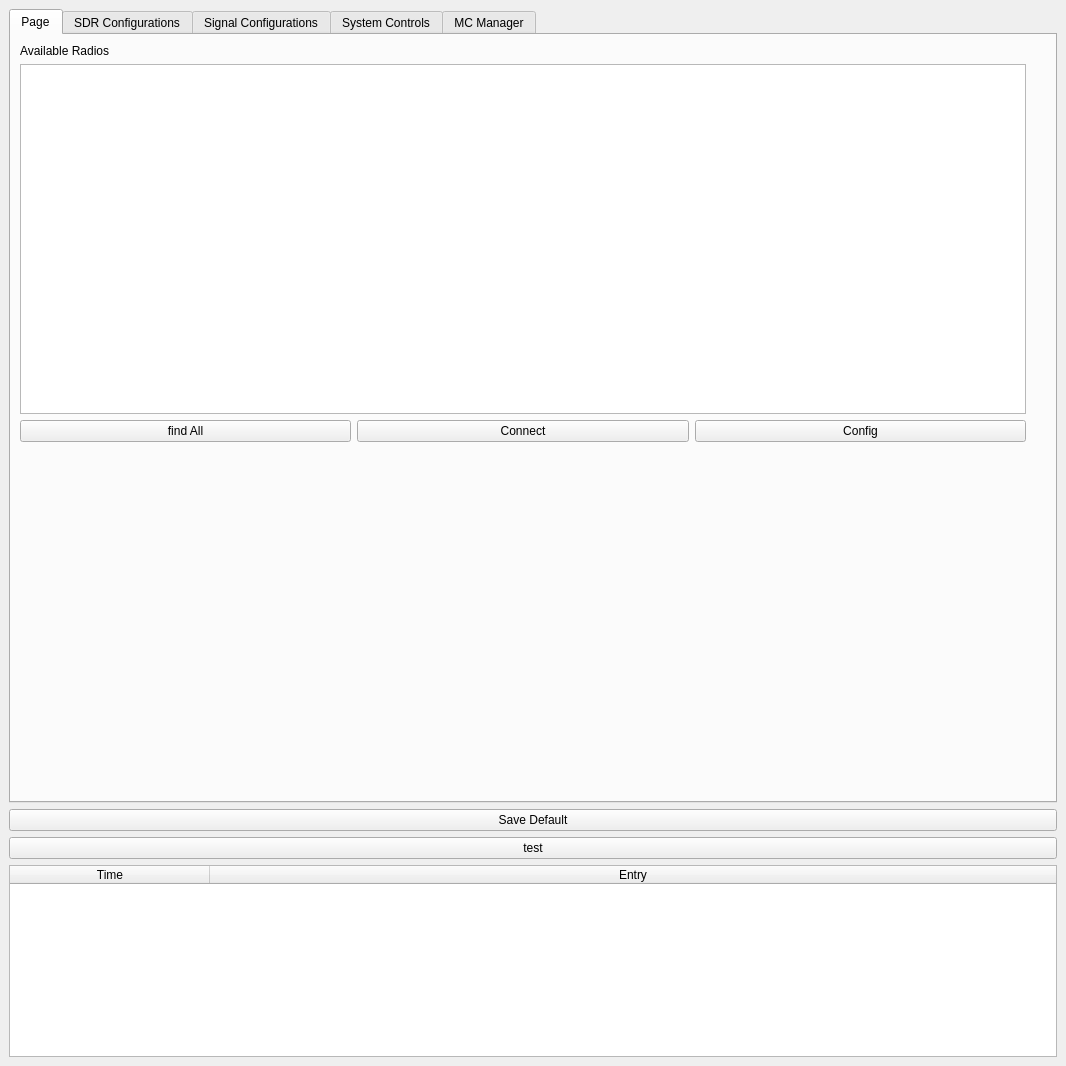
The window that caa_project/maingui.ui (jranstrom/usrp_caa_ui) describes before a commit, drawn with Qt 5.
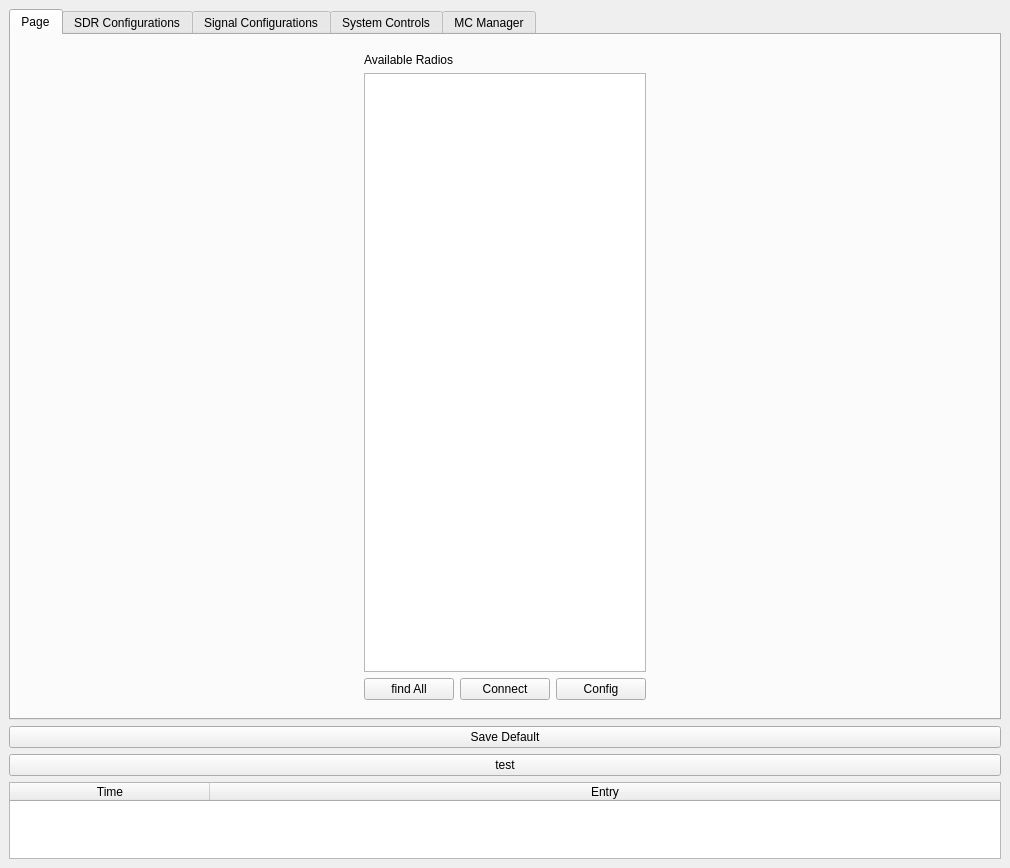
The same window after the commit. Custom widgets are drawn as their Qt base class.

Commit message: Added ability to have different functionallity for different radios

Patch:
```diff
--- a/caa_project/maingui.ui
+++ b/caa_project/maingui.ui
@@ -6,18 +6,24 @@
    <rect>
     <x>0</x>
     <y>0</y>
-    <width>1066</width>
-    <height>1066</height>
+    <width>1010</width>
+    <height>868</height>
    </rect>
   </property>
+  <property name="sizePolicy">
+   <sizepolicy hsizetype="Minimum" vsizetype="Minimum">
+    <horstretch>0</horstretch>
+    <verstretch>0</verstretch>
+   </sizepolicy>
+  </property>
   <property name="windowTitle">
    <string>mainGUI</string>
   </property>
   <widget class="QWidget" name="centralwidget">
    <property name="sizePolicy">
-    <sizepolicy hsizetype="MinimumExpanding" vsizetype="MinimumExpanding">
+    <sizepolicy hsizetype="MinimumExpanding" vsizetype="Expanding">
      <horstretch>1</horstretch>
-     <verstretch>1</verstretch>
+     <verstretch>0</verstretch>
     </sizepolicy>
    </property>
    <property name="maximumSize">
@@ -33,7 +39,7 @@
     <item>
      <widget class="QTabWidget" name="tabWidget">
       <property name="sizePolicy">
-       <sizepolicy hsizetype="Expanding" vsizetype="Expanding">
+       <sizepolicy hsizetype="Expanding" vsizetype="MinimumExpanding">
         <horstretch>1</horstretch>
         <verstretch>1</verstretch>
        </sizepolicy>
@@ -58,8 +64,33 @@
         <string>Page</string>
        </attribute>
        <layout class="QHBoxLayout" name="horizontalLayout_35">
+        <property name="sizeConstraint">
+         <enum>QLayout::SetMinimumSize</enum>
+        </property>
         <item>
-         <layout class="QVBoxLayout" name="verticalLayout_21">
+         <widget class="QWidget" name="widget_2" native="true">
+          <property name="sizePolicy">
+           <sizepolicy hsizetype="MinimumExpanding" vsizetype="MinimumExpanding">
+            <horstretch>0</horstretch>
+            <verstretch>0</verstretch>
+           </sizepolicy>
+          </property>
+          <property name="minimumSize">
+           <size>
+            <width>300</width>
+            <height>0</height>
+           </size>
+          </property>
+          <property name="maximumSize">
+           <size>
+            <width>300</width>
+            <height>16777215</height>
+           </size>
+          </property>
+          <layout class="QVBoxLayout" name="verticalLayout_23">
+           <property name="sizeConstraint">
+            <enum>QLayout::SetMinimumSize</enum>
+           </property>
           <item>
            <widget class="QLabel" name="label_8">
             <property name="text">
@@ -76,6 +107,9 @@
           </item>
           <item>
            <layout class="QHBoxLayout" name="horizontalLayout_25">
+             <property name="sizeConstraint">
+              <enum>QLayout::SetMinimumSize</enum>
+             </property>
             <item>
              <widget class="QPushButton" name="btn_find_radios">
               <property name="text">
@@ -102,36 +136,14 @@
             </item>
            </layout>
           </item>
-          <item>
-           <spacer name="verticalSpacer">
-            <property name="orientation">
-             <enum>Qt::Vertical</enum>
-            </property>
-            <property name="sizeHint" stdset="0">
-             <size>
-              <width>20</width>
-              <height>40</height>
-             </size>
-            </property>
-           </spacer>
-          </item>
-         </layout>
+          </layout>
+         </widget>
         </item>
         <item>
-         <layout class="QVBoxLayout" name="vl_radio_controls">
-          <item>
-           <spacer name="vspacer_vl_radio_controls">
-            <property name="orientation">
-             <enum>Qt::Vertical</enum>
-            </property>
-            <property name="sizeHint" stdset="0">
-             <size>
-              <width>20</width>
-              <height>40</height>
-             </size>
-            </property>
-           </spacer>
-          </item>
+         <layout class="QVBoxLayout" name="vl_radio_controls" stretch="">
+          <property name="sizeConstraint">
+           <enum>QLayout::SetMinimumSize</enum>
+          </property>
          </layout>
         </item>
        </layout>
@@ -2223,15 +2235,15 @@
     <item>
      <widget class="QTableWidget" name="tableWidget_status">
       <property name="sizePolicy">
-       <sizepolicy hsizetype="MinimumExpanding" vsizetype="MinimumExpanding">
+       <sizepolicy hsizetype="MinimumExpanding" vsizetype="Expanding">
         <horstretch>0</horstretch>
         <verstretch>0</verstretch>
        </sizepolicy>
       </property>
       <property name="minimumSize">
        <size>
-        <width>0</width>
-        <height>100</height>
+        <width>500</width>
+        <height>22</height>
        </size>
       </property>
       <property name="maximumSize">
```
Left out of the diff: 4 changed lines with no effect on the pictures. Lines whose indentation alone changed are shown as unchanged. The commit also changes 12 other files.
